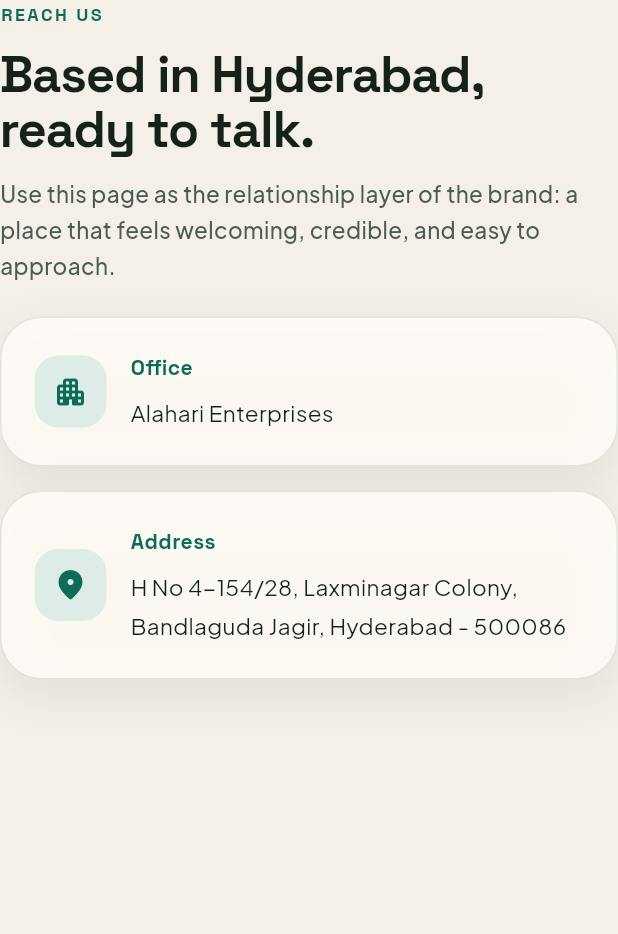
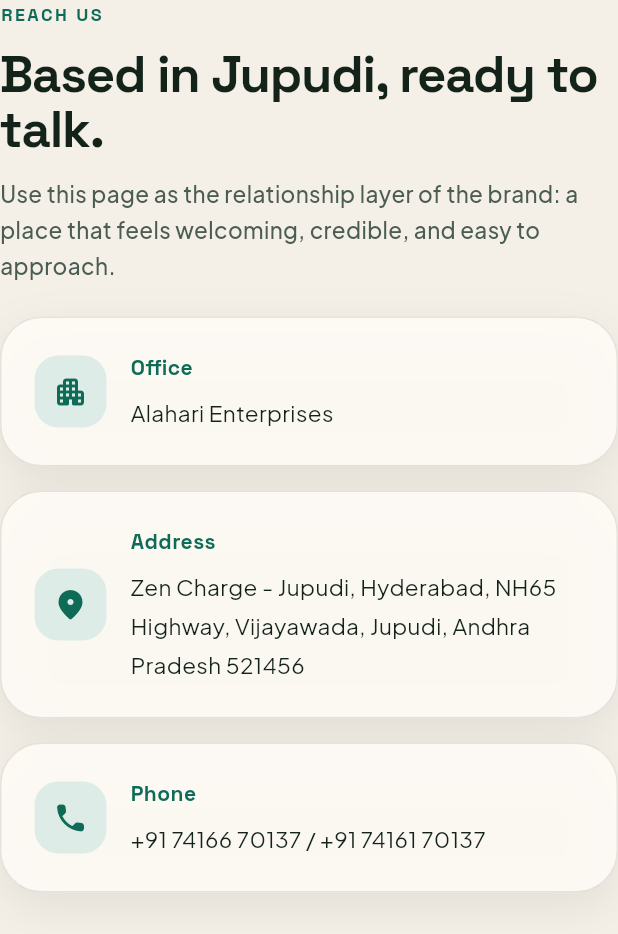
Before and after one commit to alahari/alahari_website, a Flutter app: the _ContactDetailsSection widget shown alone on an empty page, opened directly, on a phone screen of 412 x 824 dp. Shown: the top 934 px of the screen. Run offline on Flutter 3.47's test engine with Material 3 defaults, Android fonts, the phone set to English and light mode, and no system bars; our stand-ins replace google_fonts, responsive_framework; missing offline and left inert: loading_gifs.

Commit message:
Update contact address and phone

```diff
--- a/lib/pages/page_contact.dart
+++ b/lib/pages/page_contact.dart
@@ -107,7 +107,7 @@
       children: const [
         SectionHeading(
           eyebrow: 'Reach us',
-          title: 'Based in Hyderabad, ready to talk.',
+          title: 'Based in Jupudi, ready to talk.',
           description:
               'Use this page as the relationship layer of the brand: a place that feels welcoming, credible, and easy to approach.',
         ),
@@ -121,8 +121,14 @@
         ContactInfoCard(
           title: 'Address',
           value:
-              'H No 4-154/28, Laxminagar Colony, Bandlaguda Jagir, Hyderabad - 500086',
+              'Zen Charge - Jupudi, Hyderabad, NH65 Highway, Vijayawada, Jupudi, Andhra Pradesh 521456',
           icon: Icons.location_on_rounded,
+        ),
+        SizedBox(height: 16),
+        ContactInfoCard(
+          title: 'Phone',
+          value: '+91 74166 70137 / +91 74161 70137',
+          icon: Icons.phone_rounded,
         ),
       ],
     );
```
